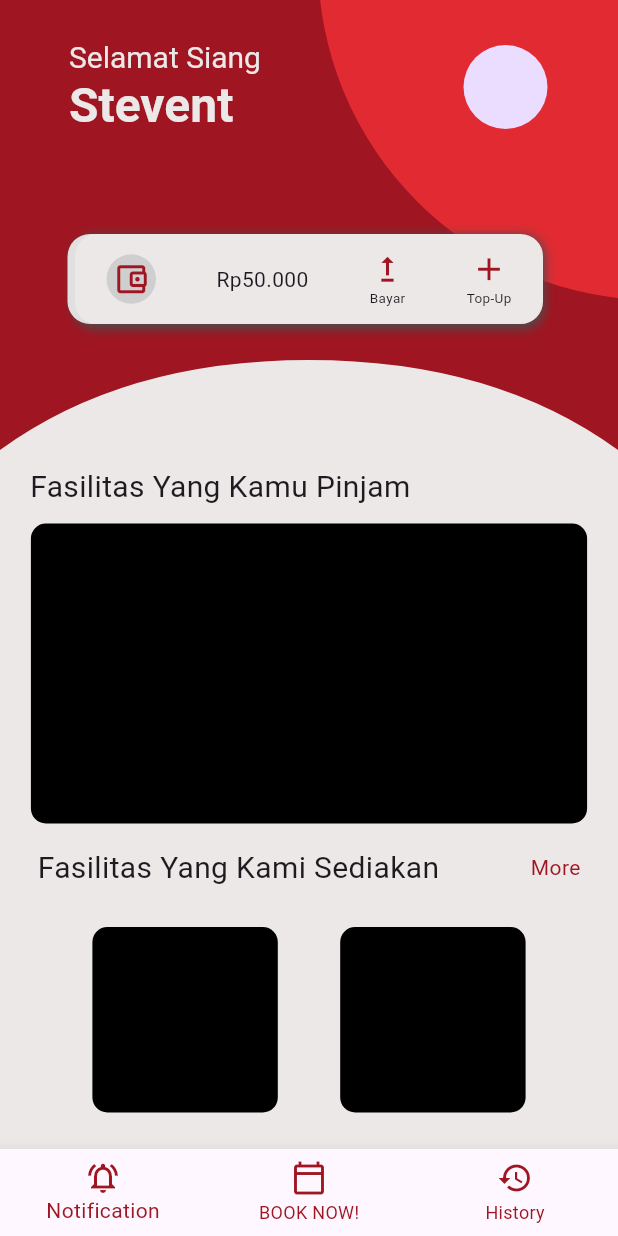
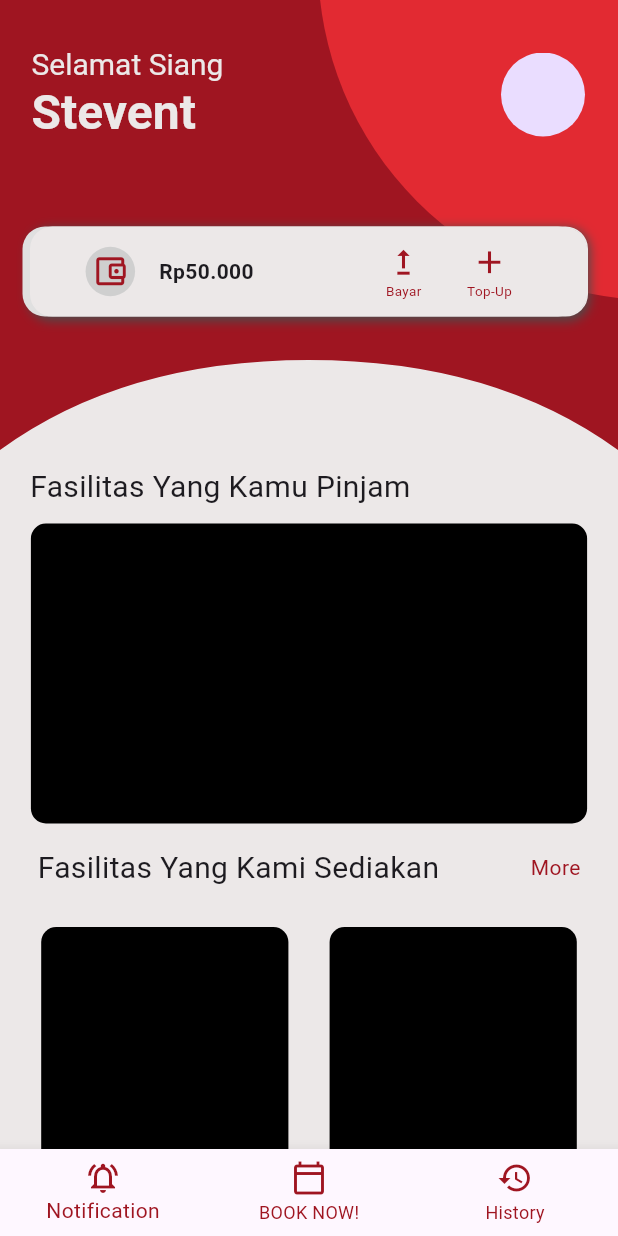
Before and after one commit to SuryaaAulia/Rent-It-App-Flutter, a Flutter app: the screen it shows after launch, on a phone screen of 412 x 824 dp. Run offline on Flutter 3.47's test engine with Material 3 defaults, Android fonts, the phone set to English and light mode, and no system bars.

Commit message:
WalletWidget - Update

```diff
--- a/rent_it_flutter/lib/page/home_page.dart
+++ b/rent_it_flutter/lib/page/home_page.dart
@@ -17,7 +17,7 @@ Widget build(BuildContext context) {
         child: Column(
           crossAxisAlignment: CrossAxisAlignment.start,
           children: <Widget>[
-          const RShapeTopWidget(
+            RShapeTopWidget(
               child: Column(
                 children: <Widget>[RAppBar(), RWallet()],
               ),
@@ -60,20 +60,20 @@ Widget build(BuildContext context) {
               ),
             ),
             Padding(
-            padding: EdgeInsets.fromLTRB(20, 10, 20, 10),
+              padding: const EdgeInsets.fromLTRB(0, 10, 0, 10),
               child: Row(
                 mainAxisAlignment: MainAxisAlignment.spaceEvenly,
                 children: <Widget>[
                   Container(
-                  width: screenWidth * 0.3,
-                  height: screenHeight * 0.15,
+                    width: screenWidth * 0.4,
+                    height: screenHeight * 0.2,
                     decoration: BoxDecoration(
                         borderRadius: BorderRadius.circular(10),
                         color: Colors.black),
                   ),
                   Container(
-                  width: screenWidth * 0.3,
-                  height: screenHeight * 0.15,
+                    width: screenWidth * 0.4,
+                    height: screenHeight * 0.2,
                     decoration: BoxDecoration(
                         borderRadius: BorderRadius.circular(10),
                         color: Colors.black),
@@ -87,5 +87,4 @@ Widget build(BuildContext context) {
       bottomNavigationBar: const RBottomNavbar(),
     );
   }
-
 }
--- a/rent_it_flutter/lib/page/login_page.dart
+++ b/rent_it_flutter/lib/page/login_page.dart
@@ -0,0 +1,15 @@
+import 'package:flutter/material.dart';
+
+class LoginPage extends StatelessWidget {
+  const LoginPage({super.key});
+
+  @override
+  Widget build(BuildContext context) {
+    return const Scaffold(
+      backgroundColor: const Color.fromRGBO(236, 232, 232, 1),
+      body: Column(
+
+      )
+    );
+  }
+}
--- a/rent_it_flutter/lib/widgets/appbar_widget.dart
+++ b/rent_it_flutter/lib/widgets/appbar_widget.dart
@@ -1,13 +1,12 @@
 import 'package:flutter/material.dart';
 
-class RAppBar extends StatelessWidget implements PreferredSizeWidget {
+class RAppBar extends StatelessWidget {
   const RAppBar({super.key});
-  final double height = 200;
 
   @override
   Widget build(BuildContext context) {
     return Padding(
-      padding: const EdgeInsets.all(30),
+      padding: const EdgeInsets.fromLTRB(5, 35, 5, 20),
       child: AppBar(
         backgroundColor: Colors.transparent,
         title: const Column(
@@ -33,7 +32,4 @@ class RAppBar extends StatelessWidget implements PreferredSizeWidget {
       ),
     );
   }
-
-  @override
-  Size get preferredSize => Size.fromHeight(height);
 }
--- a/rent_it_flutter/lib/widgets/custom_shapes.dart
+++ b/rent_it_flutter/lib/widgets/custom_shapes.dart
@@ -23,3 +23,25 @@ class RClipPath extends CustomClipper<Path> {
     return true;
   }
 }
+
+class RClipPathLogin extends CustomClipper<Path> {
+  @override
+  Path getClip(Size size) {
+    Path path_0 = Path();
+    path_0.moveTo(0, 0);
+    path_0.lineTo(size.width, 0);
+    path_0.lineTo(size.width, size.height);
+    path_0.quadraticBezierTo(size.width * 0.7204167, size.height * 0.4964286,
+        size.width * 0.6250000, size.height * 0.3628571);
+    path_0.quadraticBezierTo(
+        size.width * 0.5054167, size.height * 0.2135714, 0, 0);
+    path_0.close();
+
+    return path_0;
+  }
+
+  @override
+  bool shouldReclip(covariant CustomClipper<Path> oldClipper) {
+    return true;
+  }
+}
--- a/rent_it_flutter/lib/widgets/wallet_widget.dart
+++ b/rent_it_flutter/lib/widgets/wallet_widget.dart
@@ -1,7 +1,10 @@
 import 'package:flutter/material.dart';
 
 class RWallet extends StatelessWidget {
-  const RWallet({super.key});
+  RWallet({super.key});
+
+  final rWhite = const Color.fromRGBO(236, 232, 232, 1);
+  final rRed = const Color.fromRGBO(159, 21, 33, 1);
 
   @override
   Widget build(BuildContext context) {
@@ -10,14 +13,14 @@ class RWallet extends StatelessWidget {
       child: Padding(
         padding: const EdgeInsets.all(10),
         child: Container(
-          margin: const EdgeInsets.fromLTRB(40, 30, 40, 10),
+          margin: const EdgeInsets.fromLTRB(10, 30, 10, 10),
           width: screenWidth,
           padding: const EdgeInsets.fromLTRB(20, 10, 20, 10),
           decoration: BoxDecoration(
-              color: const Color.fromRGBO(236, 232, 232, 1),
+              color: rWhite,
               borderRadius: BorderRadius.circular(15),
               border: Border.all(
-                color: const Color.fromRGBO(236, 232, 232, 1),
+                color: rWhite,
               ),
               boxShadow: [
                 const BoxShadow(
@@ -33,34 +36,53 @@ class RWallet extends StatelessWidget {
           child: Row(
             mainAxisAlignment: MainAxisAlignment.spaceBetween,
             children: [
+              SizedBox(
+                width: screenWidth * 0.35,
+                child: Row(
+                  mainAxisAlignment: MainAxisAlignment.spaceEvenly,
+                  children: <Widget>[
                     Container(
                       decoration: const BoxDecoration(
                           shape: BoxShape.circle,
                           color: Color.fromRGBO(207, 207, 207, 1)),
                       padding: const EdgeInsets.all(4),
-                child: const Icon(Icons.account_balance_wallet_outlined,
-                    color: Color.fromRGBO(159, 21, 33, 1), size: 25),
+                      child: Icon(Icons.account_balance_wallet_outlined,
+                          color: rRed, size: 25),
                     ),
-              const Text('Rp50.000'),
-              const Column(
+                    const Text(
+                      'Rp50.000',
+                      style: TextStyle(fontWeight: FontWeight.bold),
+                    ),
+                  ],
+                ),
+              ),
+              SizedBox(
+                width: screenWidth * 0.35,
+                child: Row(
+                  mainAxisAlignment: MainAxisAlignment.spaceEvenly,
+                  children: <Widget>[
+                    Column(
                       children: <Widget>[
                         Icon(
                           Icons.upgrade,
                           size: 25,
-                    color: Color.fromRGBO(159, 21, 33, 1),
+                          color: rRed,
                         ),
                         Text(
                           'Bayar',
-                    style: TextStyle(fontSize: 9),
+                          style: TextStyle(fontSize: 9, color: rRed),
                         )
                       ],
                     ),
-              const Column(
+                    Column(
                       children: <Widget>[
-                  Icon(Icons.add,
-                      size: 25, color: Color.fromRGBO(159, 21, 33, 1)),
-                  Text('Top-Up', style: TextStyle(fontSize: 9))
+                        Icon(Icons.add, size: 25, color: rRed),
+                        Text('Top-Up',
+                            style: TextStyle(fontSize: 9, color: rRed))
                       ],
+                    )
+                  ],
+                ),
               )
             ],
           ),
```
Lines whose indentation alone changed are shown as unchanged.
